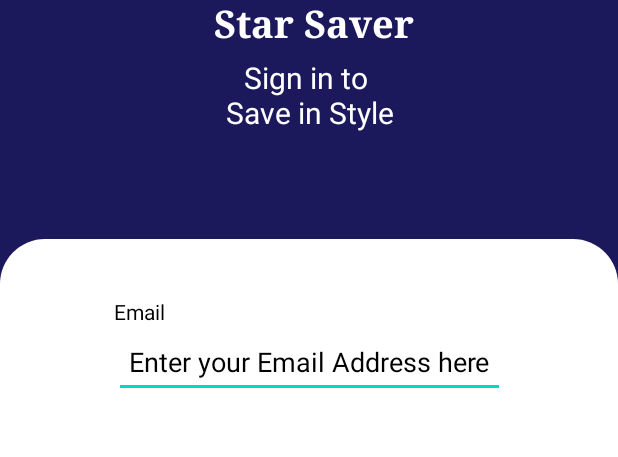
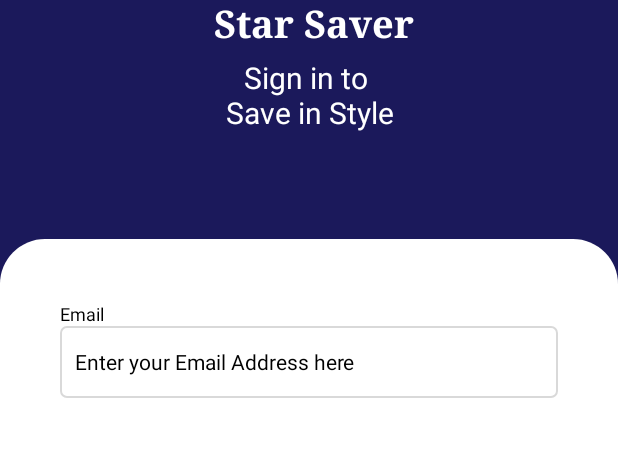
Before and after one commit to vinit116/Fefde, an Android app: the screen it shows after launch (MainActivity), on a phone screen of 412 x 824 dp, the part 472-929 px from its top. Run offline under Robolectric (Android 15) with nearby library versions, the phone set to English and light mode, and no system bars.

Commit message:
email address

```diff
--- /dev/null
+++ b/app/src/main/res/drawable/rounded_rectangle_border.xml
@@ -0,0 +1,9 @@
+<?xml version="1.0" encoding="utf-8"?>
+<shape xmlns:android="http://schemas.android.com/apk/res/android"
+    android:shape="rectangle">
+    <stroke
+        android:width="1dp"
+        android:color="@color/light_gray" />
+    <corners
+        android:radius="4dp" />
+</shape>
--- a/app/src/main/res/layout/activity_main.xml
+++ b/app/src/main/res/layout/activity_main.xml
@@ -67,19 +67,22 @@
         android:layout_width="wrap_content"
         android:layout_height="wrap_content"
         android:text="Email"
+        android:textSize="12sp"
         android:textColor="@color/black"
         app:layout_constraintBottom_toTopOf="@id/emailId"
         app:layout_constraintLeft_toLeftOf="@id/emailId" />
 
     <EditText
         android:id="@+id/emailId"
-        android:layout_width="wrap_content"
+        android:layout_width="match_parent"
         android:layout_height="48dp"
         android:layout_marginLeft="40dp"
         android:layout_marginRight="40dp"
         android:layout_marginTop="58dp"
         android:hint="Enter your Email Address here"
         android:padding="10dp"
+        android:textSize="14sp"
+        android:background="@drawable/rounded_rectangle_border"
         android:inputType="textEmailAddress"
         app:layout_constraintLeft_toLeftOf="parent"
         app:layout_constraintRight_toRightOf="parent"
--- a/app/src/main/res/values/colors.xml
+++ b/app/src/main/res/values/colors.xml
@@ -7,5 +7,6 @@
     <color name="teal_700">#FF018786</color>
     <color name="black">#FF000000</color>
     <color name="white">#FFFFFFFF</color>
+    <color name="light_gray">#d9d9d9</color>
     <color name="potli">#1b195b</color>
 </resources>
```
